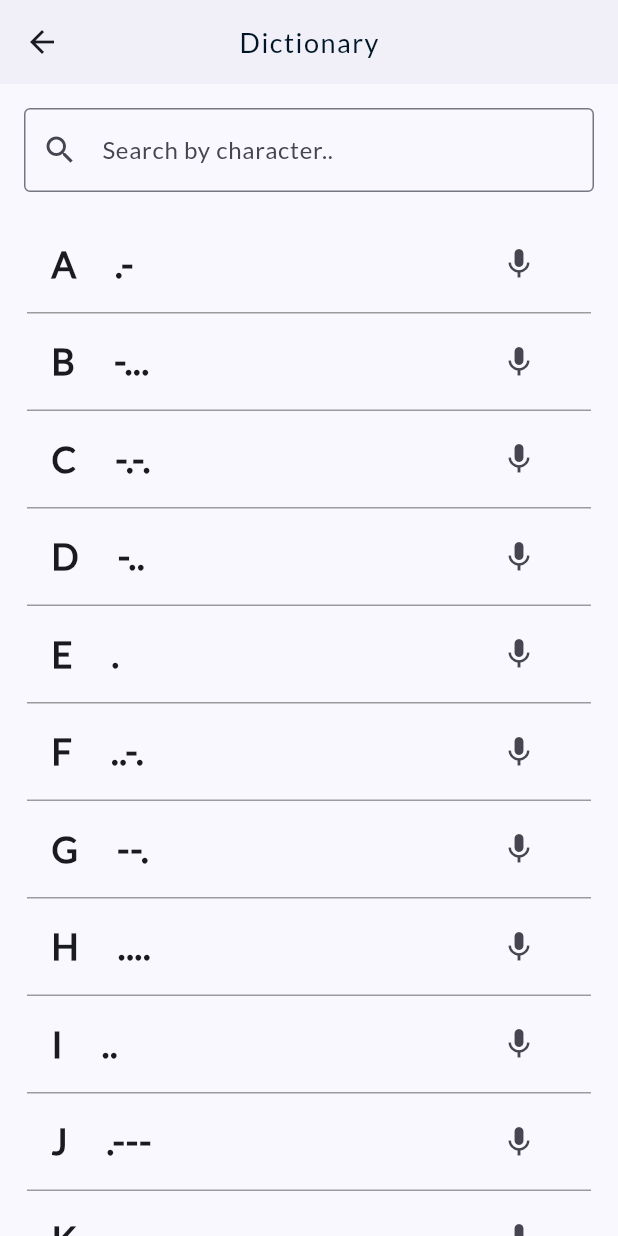
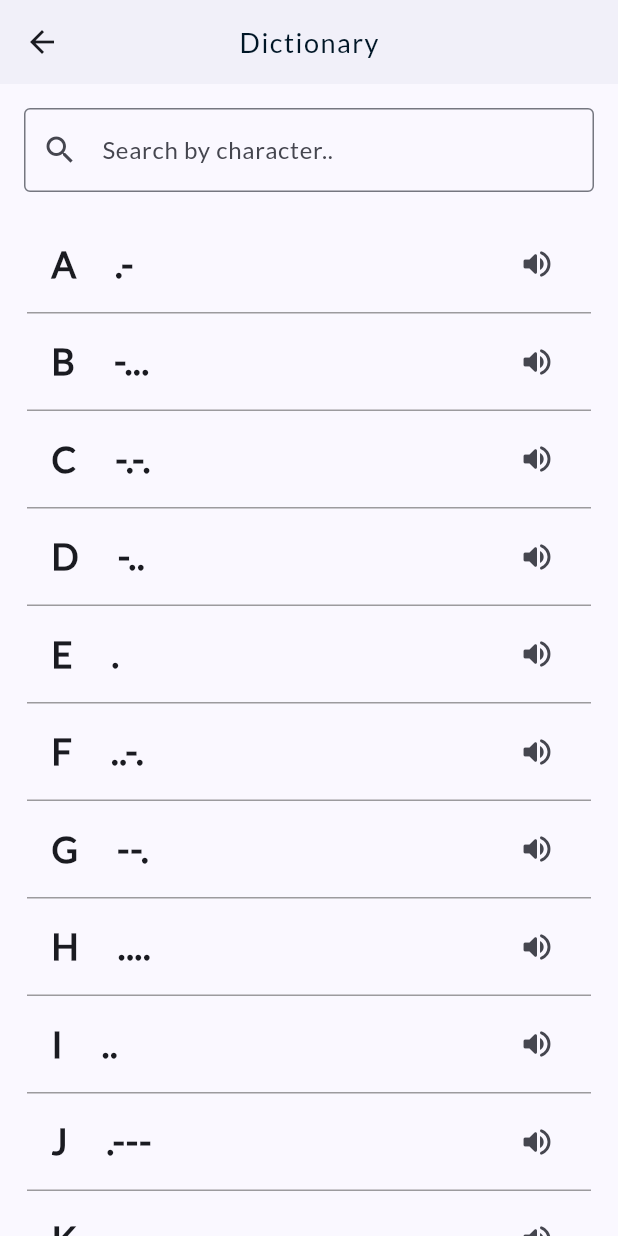
Before and after one commit to digvijay-tech/Morseify, a Flutter app: the Dictionary screen opened by its route, on a phone screen of 412 x 824 dp. Run offline on Flutter 3.47's test engine with Material 3 defaults, Android fonts, the phone set to English and light mode, and no system bars; our stand-ins replace animated_splash_screen, animated_text_kit, audioplayers.

Commit message:
dictionary bug fixed..

```diff
--- a/morseify_app/lib/widgets/learn/dictionaryControls.dart
+++ b/morseify_app/lib/widgets/learn/dictionaryControls.dart
@@ -78,6 +78,10 @@
                         ),
                       ),
                       child: ListTile(
+                        onTap: () {
+                          // playing morse code
+                          playMorse(entry.value);
+                        },
                         title: Text(
                           "${entry.key}     ${entry.value}",
                           style: const TextStyle(
@@ -85,13 +89,7 @@
                             fontWeight: FontWeight.bold,
                           ),
                         ),
-                        trailing: IconButton(
-                          onPressed: () {
-                            // playing morse code
-                            playMorse(entry.value);
-                          },
-                          icon: const Icon(Icons.mic),
-                        ),
+                        trailing: const Icon(Icons.volume_up_rounded),
                       ),
                     ),
                 if (displayMorseCodes.isEmpty)
```
